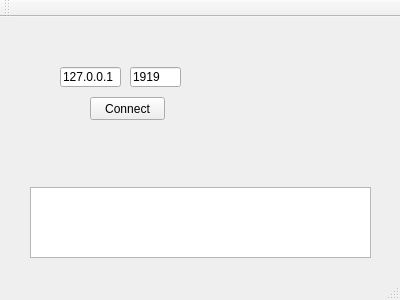
The window that Client/client.ui (Jasyer/Praktikum) describes before a commit, drawn with Qt 5.
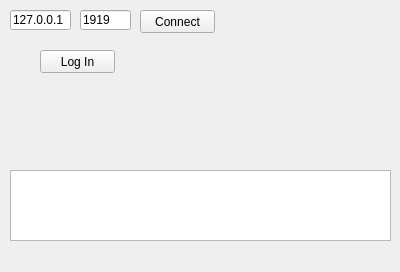
The same window after the commit.

What changed in the file:
```diff
--- a/Client/client.ui
+++ b/Client/client.ui
@@ -7,7 +7,7 @@
     <x>0</x>
     <y>0</y>
     <width>400</width>
-    <height>300</height>
+    <height>272</height>
    </rect>
   </property>
   <property name="windowTitle">
@@ -17,8 +17,8 @@
    <widget class="QPushButton" name="buttonConnect">
     <property name="geometry">
      <rect>
-      <x>90</x>
-      <y>80</y>
+      <x>140</x>
+      <y>10</y>
       <width>75</width>
       <height>23</height>
      </rect>
@@ -30,8 +30,8 @@
    <widget class="QLineEdit" name="textIP">
     <property name="geometry">
      <rect>
-      <x>60</x>
-      <y>50</y>
+      <x>10</x>
+      <y>10</y>
       <width>61</width>
       <height>20</height>
      </rect>
@@ -43,8 +43,8 @@
    <widget class="QLineEdit" name="textPort">
     <property name="geometry">
      <rect>
-      <x>130</x>
-      <y>50</y>
+      <x>80</x>
+      <y>10</y>
       <width>51</width>
       <height>20</height>
      </rect>
@@ -56,13 +56,26 @@
    <widget class="QTextBrowser" name="textClientLog">
     <property name="geometry">
      <rect>
-      <x>30</x>
+      <x>10</x>
       <y>170</y>
-      <width>341</width>
+      <width>381</width>
       <height>71</height>
      </rect>
     </property>
    </widget>
+   <widget class="QPushButton" name="buttonLogIn">
+    <property name="geometry">
+     <rect>
+      <x>40</x>
+      <y>50</y>
+      <width>75</width>
+      <height>23</height>
+     </rect>
+    </property>
+    <property name="text">
+     <string>Log In</string>
+    </property>
+   </widget>
   </widget>
   <widget class="QMenuBar" name="menuBar">
    <property name="geometry">
@@ -74,15 +87,6 @@
     </rect>
    </property>
   </widget>
-  <widget class="QToolBar" name="mainToolBar">
-   <attribute name="toolBarArea">
-    <enum>TopToolBarArea</enum>
-   </attribute>
-   <attribute name="toolBarBreak">
-    <bool>false</bool>
-   </attribute>
-  </widget>
-  <widget class="QStatusBar" name="statusBar"/>
  </widget>
  <layoutdefault spacing="6" margin="11"/>
  <resources/>
```
